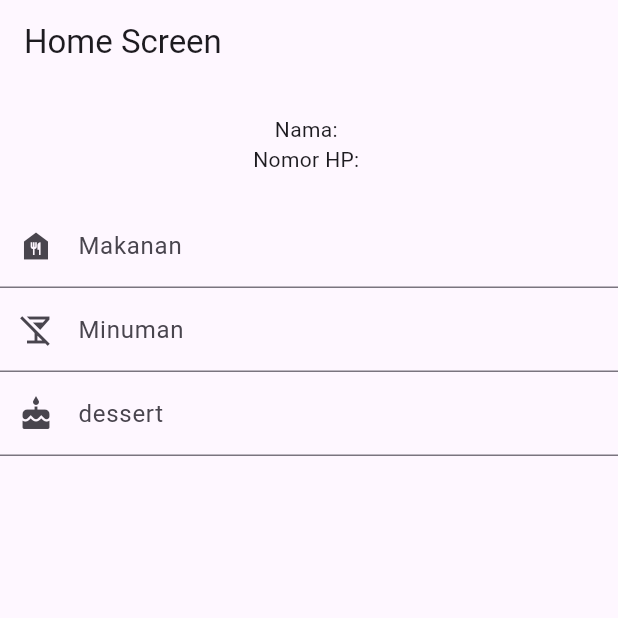
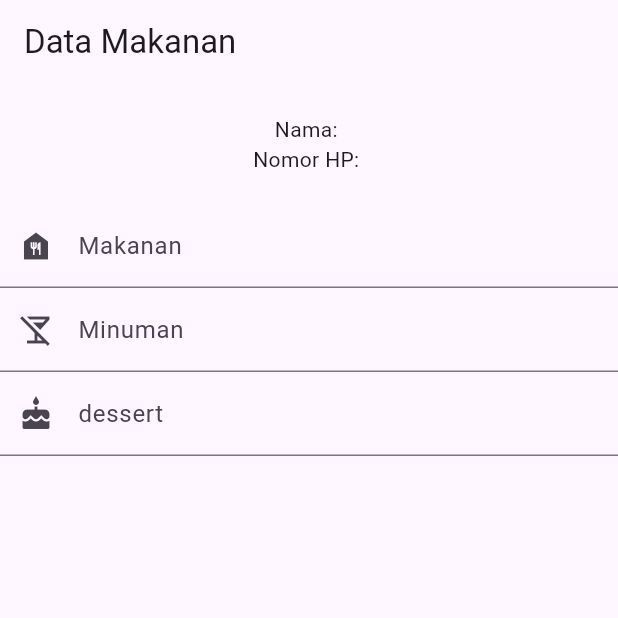
Before and after one commit to dwiponcosuripto4/Fase-One_078, a Flutter app: the MakanScreen screen opened directly with empty values, on a phone screen of 412 x 824 dp, the top half of it. Run offline on Flutter 3.47's test engine with Material 3 defaults, Android fonts, the phone set to English and light mode, and no system bars; network calls fail.

Commit message:
add makan screen appbar

```diff
--- a/lib/screen/form_screen.dart
+++ b/lib/screen/form_screen.dart
@@ -16,6 +16,7 @@ class DataForm extends StatelessWidget {
     var formKey = GlobalKey<FormState>();
 
     return Scaffold(
+
       body: SafeArea(
         child: Center(
           child: Padding(
--- a/lib/screen/makan_screen.dart
+++ b/lib/screen/makan_screen.dart
@@ -16,7 +16,7 @@ class MakanScreen extends StatelessWidget {
     var formKey = GlobalKey<FormState>();
     return Scaffold(
       appBar: AppBar(
-        title: Text("Home Screen"),
+        title: Text("Data Makanan"),
       ),
       body: Center(
         child: Column(
```
